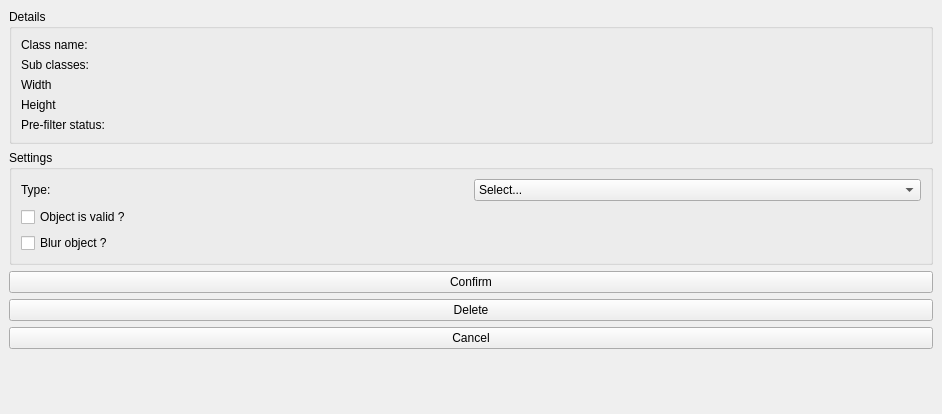
Before: the Qt Designer form editview.ui in 3d4pi/yafdb-validator, drawn with Qt 5.
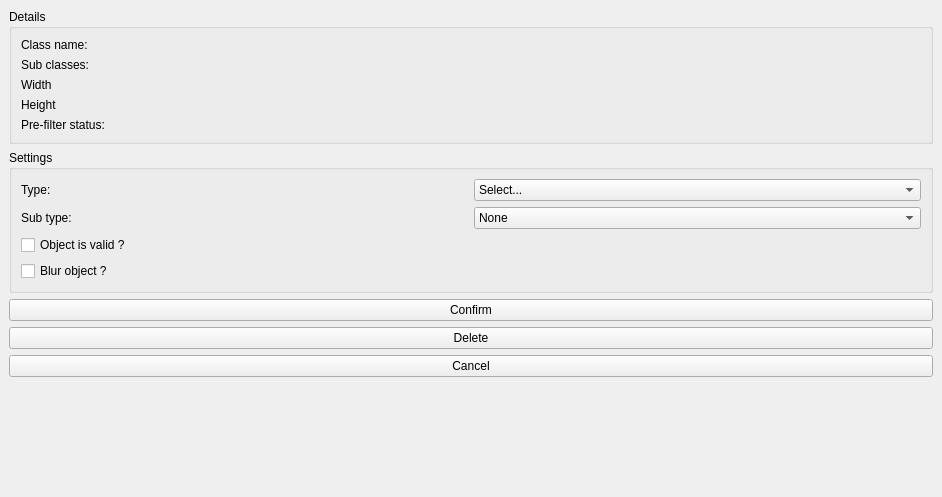
After: the same form once the commit is applied. Icons and pictures are not drawn.

Commit message: Added SubClass support

```diff
--- a/editview.ui
+++ b/editview.ui
@@ -7,7 +7,7 @@
     <x>0</x>
     <y>0</y>
     <width>942</width>
-    <height>414</height>
+    <height>497</height>
    </rect>
   </property>
   <property name="windowTitle">
@@ -84,7 +84,7 @@
            </property>
           </widget>
          </item>
-         <item row="1" column="0">
+         <item row="3" column="0">
           <widget class="QCheckBox" name="validCheckBox">
            <property name="text">
             <string>Object is valid ?</string>
@@ -127,13 +127,39 @@
            </item>
           </widget>
          </item>
-         <item row="2" column="0">
+         <item row="4" column="0">
           <widget class="QCheckBox" name="blurCheckBox">
            <property name="text">
             <string>Blur object ?</string>
            </property>
           </widget>
          </item>
+         <item row="1" column="0">
+          <widget class="QLabel" name="label_2">
+           <property name="text">
+            <string>Sub type:</string>
+           </property>
+          </widget>
+         </item>
+         <item row="1" column="1">
+          <widget class="QComboBox" name="subTypeList">
+           <item>
+            <property name="text">
+             <string>None</string>
+            </property>
+           </item>
+           <item>
+            <property name="text">
+             <string>Front</string>
+            </property>
+           </item>
+           <item>
+            <property name="text">
+             <string>Profile</string>
+            </property>
+           </item>
+          </widget>
+         </item>
         </layout>
        </widget>
       </item>
```
The commit also changes 10 other files.
